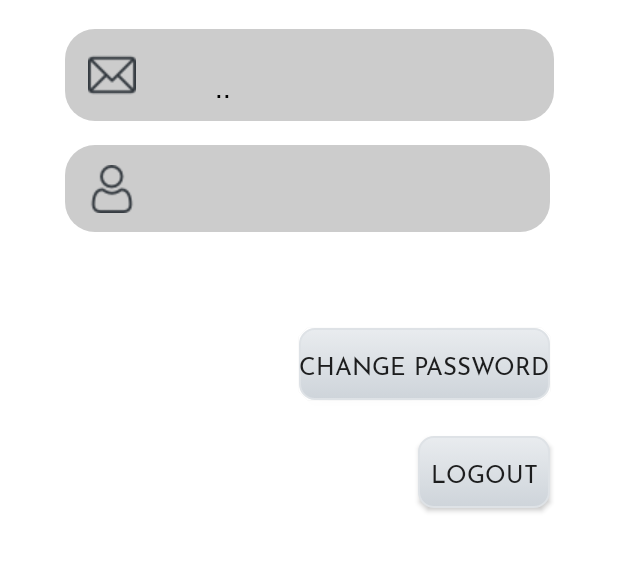
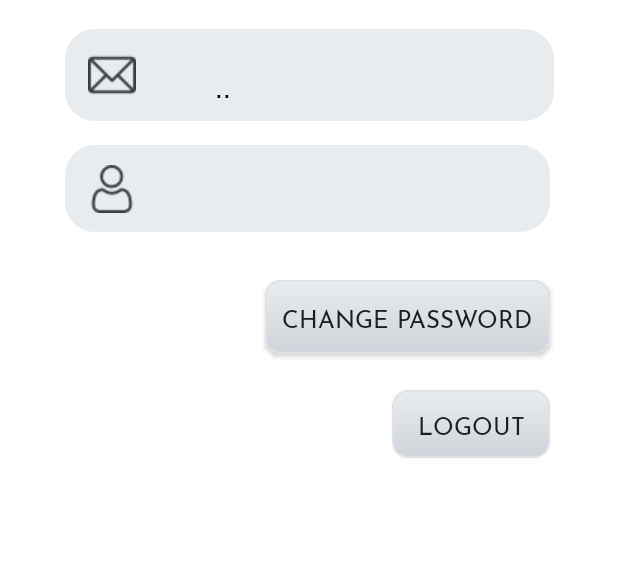
Before and after one commit to mtrhorange/ActiveMind, an Android app: the fragment ProfileFragment placed in its activity, on a phone screen of 412 x 824 dp, the part 383-955 px from its top. Run offline under Robolectric (Android 15) with nearby library versions, the phone set to English and light mode, and no system bars; our stand-ins replace CircleImageView, Firebase (no records; nobody signed in at launch, a user with empty details on screens opened directly), navigation-ui; libraries missing offline, so code that uses them is left out: me.ibrahimsn.lib; plain views replace SmoothBottomBar; 2 statements that could not run were skipped.

Commit message:
update color and layout

```diff
--- a/app/src/main/java/com/example/activemind/NewHomeFragment.java
+++ b/app/src/main/java/com/example/activemind/NewHomeFragment.java
@@ -1,5 +1,6 @@
 package com.example.activemind;
 
+import android.graphics.Color;
 import android.os.Bundle;
 
 import androidx.fragment.app.Fragment;
--- a/app/src/main/java/com/example/activemind/gameController/CategoryAdapter.java
+++ b/app/src/main/java/com/example/activemind/gameController/CategoryAdapter.java
@@ -2,6 +2,7 @@ package com.example.activemind.gameController;
 
 import android.content.Context;
 import android.content.Intent;
+import android.graphics.Color;
 import android.view.LayoutInflater;
 import android.view.View;
 import android.view.ViewGroup;
--- a/app/src/main/res/drawable/loginbox.xml
+++ b/app/src/main/res/drawable/loginbox.xml
@@ -1,5 +1,5 @@
 <?xml version="1.0" encoding="utf-8"?>
 <shape xmlns:android="http://schemas.android.com/apk/res/android">
-<gradient android:startColor="@color/light_grey" android:endColor="@color/light_grey"></gradient>
+<gradient android:startColor="@color/grey_2" android:endColor="@color/grey_2"></gradient>
     <corners android:radius="20dp"></corners>
 </shape>
--- a/app/src/main/res/drawable/textbox.xml
+++ b/app/src/main/res/drawable/textbox.xml
@@ -1,5 +1,5 @@
 <?xml version="1.0" encoding="utf-8"?>
 <shape xmlns:android="http://schemas.android.com/apk/res/android">
     <stroke android:width="2dp" android:color="@color/grey_7"></stroke>
-    <corners android:radius="32dp"></corners>
+    <corners android:radius="16dp"></corners>
 </shape>
--- a/app/src/main/res/layout/fragment_profile.xml
+++ b/app/src/main/res/layout/fragment_profile.xml
@@ -11,13 +11,13 @@
         android:layout_width="match_parent"
         android:layout_height="match_parent"
         android:background="@color/white"
-        android:visibility="visible"
+        android:visibility="gone"
         android:id="@+id/LoginGroup">
 
         <ImageView
             android:id="@+id/login_logoBox"
-            android:layout_width="293dp"
-            android:layout_height="165dp"
+            android:layout_width="290dp"
+            android:layout_height="146dp"
             android:src="@drawable/brain"
             app:layout_constraintEnd_toEndOf="parent"
             app:layout_constraintHorizontal_bias="0.495"
@@ -30,7 +30,7 @@
             android:layout_marginTop="5dp"
             android:layout_marginStart="30dp"
             android:layout_marginEnd="30dp"
-            app:cardCornerRadius="32dp"
+            app:cardCornerRadius="16dp"
             app:layout_constraintEnd_toEndOf="parent"
             app:layout_constraintHorizontal_bias="0.0"
             app:layout_constraintStart_toStartOf="parent"
@@ -39,6 +39,7 @@
             <LinearLayout
                 android:layout_width="match_parent"
                 android:layout_height="match_parent"
+                android:padding="10dp"
                 android:orientation="vertical">
 
                 <TextView
@@ -144,7 +145,7 @@
         android:layout_width="match_parent"
         android:layout_height="match_parent"
         android:background="@color/white"
-        android:visibility="gone">
+        android:visibility="visible">
 
         <TextView
             android:id="@+id/welcomeMsg"
@@ -217,9 +218,9 @@
 
         <androidx.appcompat.widget.AppCompatButton
             android:id="@+id/button_change_password"
-            android:layout_width="wrap_content"
-            android:layout_height="wrap_content"
-            android:layout_marginTop="64dp"
+            android:layout_width="190dp"
+            android:layout_height="49dp"
+            android:layout_marginTop="32dp"
             android:background="@drawable/my_button_slient"
             android:fontFamily="@font/josefinsans"
             android:text="Change Password"
@@ -231,8 +232,8 @@
 
         <androidx.appcompat.widget.AppCompatButton
             android:id="@+id/button_logout"
-            android:layout_width="wrap_content"
-            android:layout_height="wrap_content"
+            android:layout_width="105dp"
+            android:layout_height="45dp"
             android:layout_marginTop="24dp"
             android:background="@drawable/my_button_slient"
             android:fontFamily="@font/josefinsans"
@@ -255,8 +256,8 @@
 
         <ImageView
             android:id="@+id/forgot_logoBox"
-            android:layout_width="300dp"
-            android:layout_height="200dp"
+            android:layout_width="290dp"
+            android:layout_height="146dp"
             android:src="@drawable/brain"
             app:layout_constraintEnd_toEndOf="parent"
             app:layout_constraintHorizontal_bias="0.495"
@@ -269,7 +270,7 @@
             android:layout_marginTop="5dp"
             android:layout_marginStart="32dp"
             android:layout_marginEnd="32dp"
-            app:cardCornerRadius="32dp"
+            app:cardCornerRadius="16dp"
             app:layout_constraintEnd_toEndOf="parent"
             app:layout_constraintHorizontal_bias="0.0"
             app:layout_constraintStart_toStartOf="parent"
@@ -278,6 +279,7 @@
             <LinearLayout
                 android:layout_width="match_parent"
                 android:layout_height="match_parent"
+                android:padding="10dp"
                 android:orientation="vertical">
 
                 <TextView
@@ -368,8 +370,8 @@
 
         <ImageView
             android:id="@+id/register_logoBox"
-            android:layout_width="225dp"
-            android:layout_height="150dp"
+            android:layout_width="290dp"
+            android:layout_height="146dp"
             android:scaleX="1.3"
             android:scaleY="1.3"
             android:paddingTop="15dp"
@@ -380,11 +382,11 @@
 
         <androidx.cardview.widget.CardView
             android:layout_width="match_parent"
-            android:layout_height="460dp"
+            android:layout_height="480dp"
             android:layout_marginTop="5dp"
             android:layout_marginStart="30dp"
             android:layout_marginEnd="30dp"
-            app:cardCornerRadius="32dp"
+            app:cardCornerRadius="16dp"
             app:layout_constraintEnd_toEndOf="parent"
             app:layout_constraintHorizontal_bias="0.0"
             app:layout_constraintStart_toStartOf="parent"
@@ -392,7 +394,8 @@
 
             <LinearLayout
                 android:layout_width="match_parent"
-                android:layout_height="match_parent"
+                android:layout_height="480dp"
+                android:padding="10dp"
                 android:orientation="vertical">
 
                 <TextView
@@ -400,9 +403,9 @@
                     android:layout_width="match_parent"
                     android:layout_height="wrap_content"
                     android:layout_marginTop="8dp"
+                    android:fontFamily="@font/josefinsans"
                     android:gravity="center"
                     android:text="Create An Account"
-                    android:fontFamily="@font/josefinsans"
                     android:textColor="@color/black"
                     android:textSize="24sp"
                     android:textStyle="bold" />
@@ -424,9 +427,9 @@
                     android:drawablePadding="16dp"
                     android:drawableTint="@color/grey_7"
                     android:ems="10"
+                    android:fontFamily="@font/josefinsans"
                     android:hint="First Name"
                     android:inputType="textPersonName"
-                    android:fontFamily="@font/josefinsans"
                     android:padding="8dp"
                     android:textSize="22sp" />
 
@@ -440,9 +443,9 @@
                     android:drawablePadding="16dp"
                     android:drawableTint="@color/grey_7"
                     android:ems="10"
+                    android:fontFamily="@font/josefinsans"
                     android:hint="Last Name"
                     android:inputType="textPersonName"
-                    android:fontFamily="@font/josefinsans"
                     android:padding="8dp"
                     android:textSize="22sp" />
 
@@ -456,9 +459,9 @@
                     android:drawablePadding="16dp"
                     android:drawableTint="@color/grey_7"
                     android:ems="10"
+                    android:fontFamily="@font/josefinsans"
                     android:hint="Email Address"
                     android:inputType="textEmailAddress"
-                    android:fontFamily="@font/josefinsans"
                     android:padding="8dp"
                     android:textSize="22sp" />
 
@@ -472,9 +475,9 @@
                     android:drawablePadding="16dp"
                     android:drawableTint="@color/grey_7"
                     android:ems="10"
+                    android:fontFamily="@font/josefinsans"
                     android:hint="Password"
                     android:inputType="textPassword"
-                    android:fontFamily="@font/josefinsans"
                     android:padding="8dp"
                     android:textSize="22sp" />
 
@@ -488,9 +491,9 @@
                     android:drawablePadding="16dp"
                     android:drawableTint="@color/grey_7"
                     android:ems="10"
+                    android:fontFamily="@font/josefinsans"
                     android:hint="Confirm Password"
                     android:inputType="textPassword"
-                    android:fontFamily="@font/josefinsans"
                     android:padding="8dp"
                     android:textSize="22sp" />
 
@@ -498,27 +501,27 @@
                     android:id="@+id/button_do_register"
                     android:layout_width="match_parent"
                     android:layout_height="wrap_content"
+                    android:layout_marginLeft="8dp"
                     android:layout_marginTop="8dp"
+                    android:layout_marginRight="8dp"
                     android:layout_marginBottom="4dp"
-                    android:layout_marginLeft="8dp"
-                    android:layout_marginRight="8dp"
                     android:background="@drawable/my_button_active"
+                    android:fontFamily="@font/josefinsans"
+                    android:text="sign up"
                     android:textColor="@color/white"
-                    android:text="sign up"
-                    android:textSize="18sp"
-                    android:fontFamily="@font/josefinsans"/>
+                    android:textSize="18sp" />
 
                 <androidx.appcompat.widget.AppCompatButton
                     android:id="@+id/button_already_have_account"
                     android:layout_width="match_parent"
                     android:layout_height="wrap_content"
+                    android:layout_marginLeft="8dp"
                     android:layout_marginTop="8dp"
+                    android:layout_marginRight="8dp"
                     android:layout_marginBottom="10dp"
-                    android:layout_marginLeft="8dp"
-                    android:layout_marginRight="8dp"
                     android:background="@drawable/my_button_slient"
-                    android:text="already have an account?"
-                    android:fontFamily="@font/josefinsans"/>
+                    android:fontFamily="@font/josefinsans"
+                    android:text="already have an account?" />
 
             </LinearLayout>
         </androidx.cardview.widget.CardView>
--- a/app/src/main/res/layout/item_category.xml
+++ b/app/src/main/res/layout/item_category.xml
@@ -22,7 +22,8 @@
         <LinearLayout
             android:layout_width="match_parent"
             android:layout_height="match_parent"
-            android:layout_margin="10dp"
+            android:layout_margin="5dp"
+            android:background="@color/grey_2"
             android:orientation="vertical">
 
             <ImageView
```
